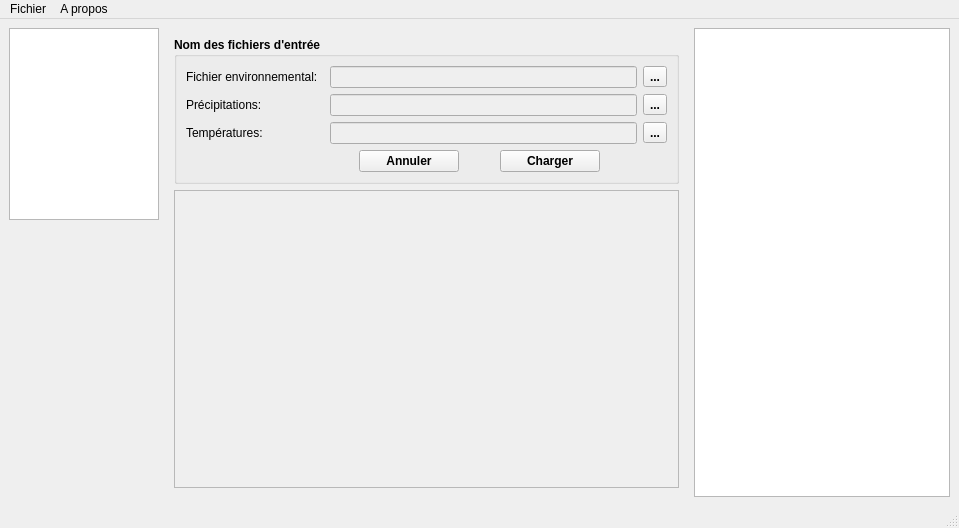
TeamSaGeo/MalariaModel, file mainwindow.ui: the form before one commit.
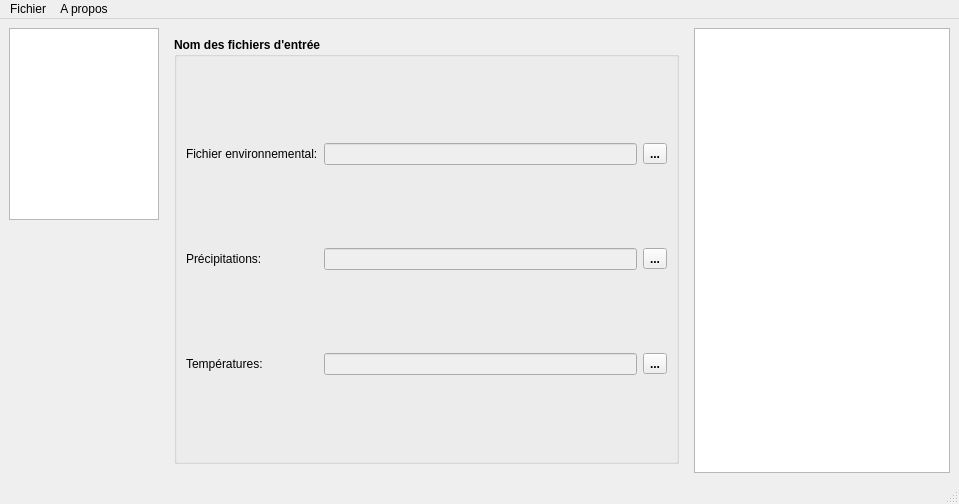
The form after the commit.

Patch:
```diff
--- a/mainwindow.ui
+++ b/mainwindow.ui
@@ -7,7 +7,7 @@
     <x>0</x>
     <y>0</y>
     <width>959</width>
-    <height>528</height>
+    <height>504</height>
    </rect>
   </property>
   <property name="sizePolicy">
@@ -78,19 +78,6 @@
       </property>
       <widget class="QWidget" name="page_1">
        <layout class="QGridLayout" name="gridLayout_3">
-        <item row="3" column="1">
-         <widget class="QTableWidget" name="tableWidget">
-          <property name="enabled">
-           <bool>false</bool>
-          </property>
-          <property name="rowCount">
-           <number>0</number>
-          </property>
-          <property name="columnCount">
-           <number>0</number>
-          </property>
-         </widget>
-        </item>
         <item row="0" column="1">
          <widget class="QGroupBox" name="groupBoxInputParam">
           <property name="font">
@@ -102,19 +89,7 @@
            <string>Nom des fichiers d'entrée</string>
           </property>
           <layout class="QGridLayout" name="gridLayout_2">
-           <item row="3" column="3">
-            <widget class="QLineEdit" name="tempFileName">
-             <property name="enabled">
-              <bool>false</bool>
-             </property>
-             <property name="font">
-              <font>
-               <bold>false</bold>
-              </font>
-             </property>
-            </widget>
-           </item>
-           <item row="2" column="1">
+           <item row="3" column="1">
             <widget class="QLabel" name="label_rainFileName">
              <property name="font">
               <font>
@@ -126,7 +101,7 @@
              </property>
             </widget>
            </item>
-           <item row="1" column="3">
+           <item row="1" column="2">
             <widget class="QLineEdit" name="parcelFileName">
              <property name="enabled">
               <bool>false</bool>
@@ -138,32 +113,6 @@
              </property>
             </widget>
            </item>
-           <item row="3" column="4">
-            <widget class="QToolButton" name="btn_tempFileName">
-             <property name="text">
-              <string>...</string>
-             </property>
-            </widget>
-           </item>
-           <item row="2" column="4">
-            <widget class="QToolButton" name="btn_rainFileName">
-             <property name="text">
-              <string>...</string>
-             </property>
-            </widget>
-           </item>
-           <item row="3" column="1">
-            <widget class="QLabel" name="label_tempFileName">
-             <property name="font">
-              <font>
-               <bold>false</bold>
-              </font>
-             </property>
-             <property name="text">
-              <string>Températures:</string>
-             </property>
-            </widget>
-           </item>
            <item row="1" column="4">
             <widget class="QToolButton" name="btn_parcelFileName">
              <property name="text">
@@ -171,8 +120,8 @@
              </property>
             </widget>
            </item>
-           <item row="2" column="3">
-            <widget class="QLineEdit" name="rainFileName">
+           <item row="4" column="2">
+            <widget class="QLineEdit" name="tempFileName">
              <property name="enabled">
               <bool>false</bool>
              </property>
@@ -183,39 +132,6 @@
              </property>
             </widget>
            </item>
-           <item row="4" column="2" colspan="2">
-            <layout class="QHBoxLayout" name="horizontalLayout">
-             <item>
-              <widget class="QPushButton" name="btn_clear">
-               <property name="maximumSize">
-                <size>
-                 <width>100</width>
-                 <height>16777215</height>
-                </size>
-               </property>
-               <property name="text">
-                <string>Annuler</string>
-               </property>
-              </widget>
-             </item>
-             <item>
-              <widget class="QPushButton" name="btn_load">
-               <property name="enabled">
-                <bool>true</bool>
-               </property>
-               <property name="maximumSize">
-                <size>
-                 <width>100</width>
-                 <height>16777215</height>
-                </size>
-               </property>
-               <property name="text">
-                <string>Charger</string>
-               </property>
-              </widget>
-             </item>
-            </layout>
-           </item>
            <item row="1" column="1">
             <widget class="QLabel" name="label_parcelFileName">
              <property name="font">
@@ -227,6 +143,118 @@
               <string>Fichier environnemental:</string>
              </property>
             </widget>
+           </item>
+           <item row="4" column="1">
+            <widget class="QLabel" name="label_tempFileName">
+             <property name="font">
+              <font>
+               <bold>false</bold>
+              </font>
+             </property>
+             <property name="text">
+              <string>Températures:</string>
+             </property>
+            </widget>
+           </item>
+           <item row="4" column="4">
+            <widget class="QToolButton" name="btn_tempFileName">
+             <property name="text">
+              <string>...</string>
+             </property>
+            </widget>
+           </item>
+           <item row="3" column="2">
+            <widget class="QLineEdit" name="rainFileName">
+             <property name="enabled">
+              <bool>false</bool>
+             </property>
+             <property name="font">
+              <font>
+               <bold>false</bold>
+              </font>
+             </property>
+            </widget>
+           </item>
+           <item row="3" column="4">
+            <widget class="QToolButton" name="btn_rainFileName">
+             <property name="text">
+              <string>...</string>
+             </property>
+            </widget>
+           </item>
+          </layout>
+         </widget>
+        </item>
+       </layout>
+      </widget>
+      <widget class="QWidget" name="page_3">
+       <layout class="QGridLayout" name="gridLayout_8">
+        <item row="0" column="1">
+         <widget class="QGroupBox" name="groupBox_2">
+          <property name="title">
+           <string>Paramètres KL</string>
+          </property>
+          <layout class="QGridLayout" name="gridLayout_6">
+           <item row="7" column="0">
+            <widget class="QTableWidget" name="table_gites">
+             <property name="enabled">
+              <bool>false</bool>
+             </property>
+             <property name="maximumSize">
+              <size>
+               <width>310</width>
+               <height>16777215</height>
+              </size>
+             </property>
+             <property name="font">
+              <font>
+               <bold>false</bold>
+              </font>
+             </property>
+            </widget>
+           </item>
+           <item row="8" column="0">
+            <widget class="QTableWidget" name="tableWidget">
+             <property name="enabled">
+              <bool>false</bool>
+             </property>
+             <property name="sizePolicy">
+              <sizepolicy hsizetype="Expanding" vsizetype="Minimum">
+               <horstretch>0</horstretch>
+               <verstretch>0</verstretch>
+              </sizepolicy>
+             </property>
+             <property name="maximumSize">
+              <size>
+               <width>310</width>
+               <height>120</height>
+              </size>
+             </property>
+             <property name="rowCount">
+              <number>0</number>
+             </property>
+             <property name="columnCount">
+              <number>0</number>
+             </property>
+            </widget>
+           </item>
+           <item row="7" column="2">
+            <layout class="QVBoxLayout" name="verticalLayout">
+             <item>
+              <widget class="QToolButton" name="toolButton">
+               <property name="text">
+                <string>+</string>
+               </property>
+              </widget>
+             </item>
+             <item>
+              <widget class="QToolButton" name="toolButton_2">
+               <property name="text">
+                <string>-</string>
+               </property>
+              </widget>
+             </item>
+            </layout>
            </item>
           </layout>
          </widget>
```
Left out of the diff: 32 changed lines with no effect on the pictures.
